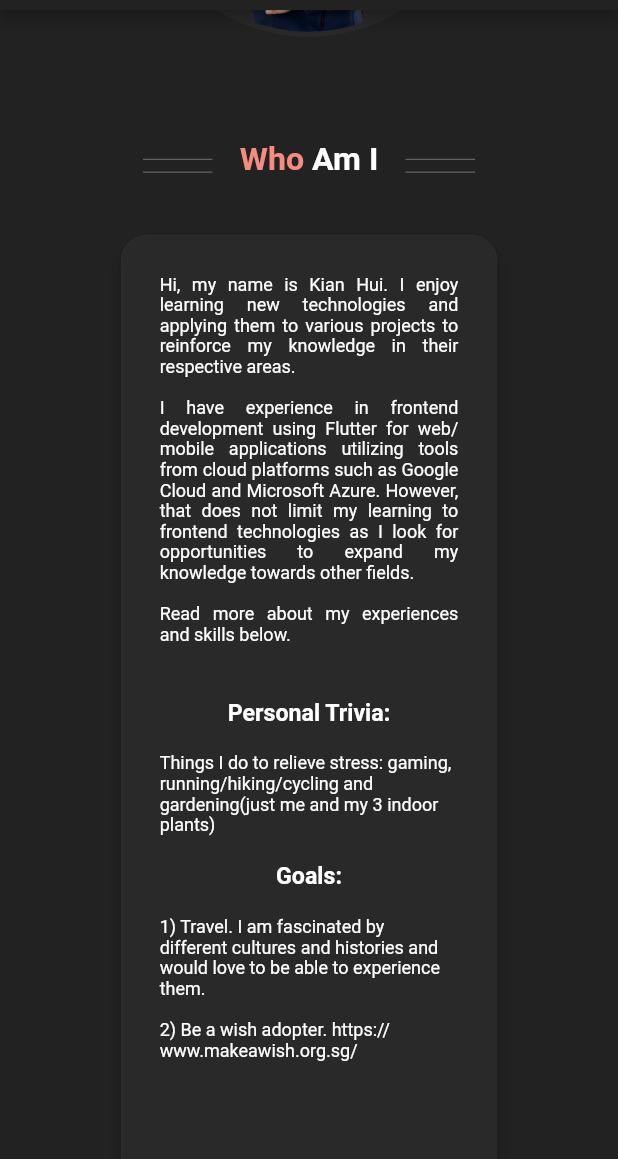
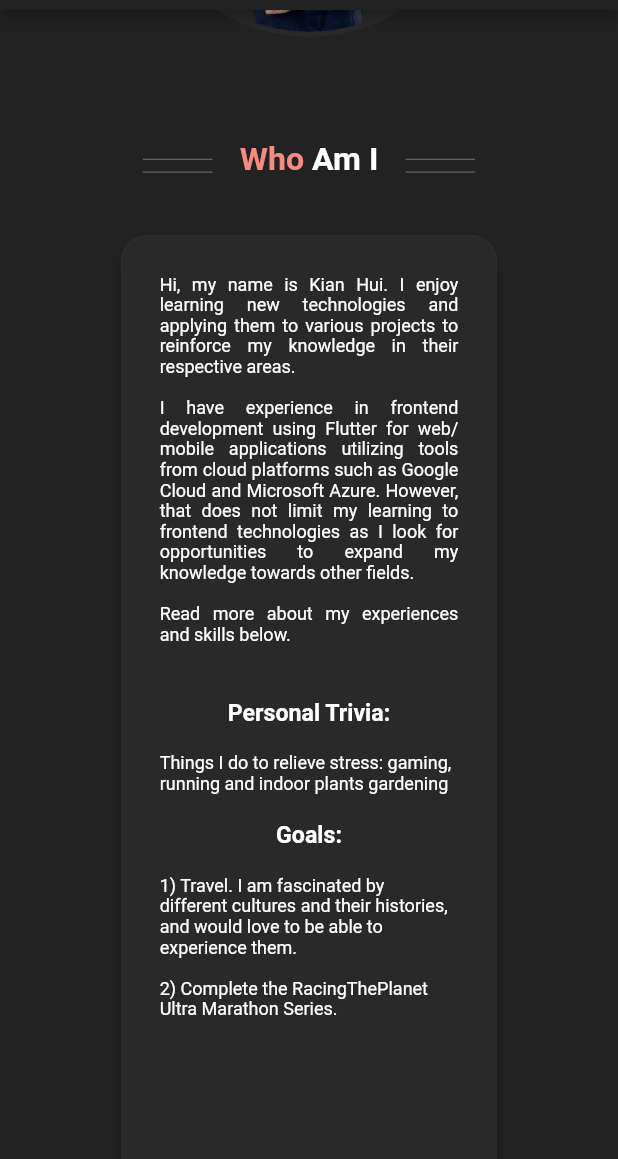
Before and after one commit to Kwang-Kian-Hui/portfolio-website-v2-flutter, a Flutter app: the screen it shows after launch, scrolled down 1152 dp, after a tap on "Experiences", on a phone screen of 412 x 824 dp, the part 62-1221 px from its top. Run offline on Flutter 3.47's test engine with Material 2 defaults, Android fonts, the phone set to English and light mode, and no system bars; drawn by our look-alikes of scrollable_positioned_list; our stand-ins replace animated_background, carousel_slider, dotted_border, flutter_inset_box_shadow, flutter_riverpod, responsive_framework.

Commit message:
Minor changes
1) refactoring
2) about me description

```diff
--- a/lib/core/presentation/app_bar_widget.dart
+++ b/lib/core/presentation/app_bar_widget.dart
@@ -17,13 +17,13 @@ class AppBarWidget extends ConsumerStatefulWidget with PreferredSizeWidget {
 class AppBarWidgetState extends ConsumerState<AppBarWidget> {
   bool hoverOnIcon = false;
   bool hoverOnAbout = false;
-  bool hoverOnExp = false;
-  bool hoverOnProj = false;
+  bool hoverOnExperience = false;
+  bool hoverOnProject = false;
 
   @override
   Widget build(BuildContext context) {
     return AppBar(
-      backgroundColor: const Color(0xff222222),
+      backgroundColor: AppStyles.mainAppColour,
       title: SizedBox(
         height: 75,
         child: Row(
@@ -99,12 +99,12 @@ class AppBarWidgetState extends ConsumerState<AppBarWidget> {
             MouseRegion(
               onEnter: (pointerEvent){
                   setState(() {
-                    hoverOnExp = true;
+                    hoverOnExperience = true;
                   });
                 },
                 onExit: (pointerEvent){
                   setState((){
-                    hoverOnExp = false;
+                    hoverOnExperience = false;
                   });
                 },
               cursor: SystemMouseCursors.click,
@@ -121,7 +121,7 @@ class AppBarWidgetState extends ConsumerState<AppBarWidget> {
                   alignment: Alignment.center,
                   child: Text(
                     "Experiences",
-                    style: hoverOnExp ? AppStyles.roboto20Colored : AppStyles.roboto20,
+                    style: hoverOnExperience ? AppStyles.roboto20Colored : AppStyles.roboto20,
                   ),
                 ),
               ),
@@ -129,12 +129,12 @@ class AppBarWidgetState extends ConsumerState<AppBarWidget> {
             MouseRegion(
               onEnter: (pointerEvent){
                   setState(() {
-                    hoverOnProj = true;
+                    hoverOnProject = true;
                   });
                 },
                 onExit: (pointerEvent){
                   setState((){
-                    hoverOnProj = false;
+                    hoverOnProject = false;
                   });
                 },
               cursor: SystemMouseCursors.click,
@@ -151,7 +151,7 @@ class AppBarWidgetState extends ConsumerState<AppBarWidget> {
                   alignment: Alignment.center,
                   child: Text(
                     "Projects",
-                    style: hoverOnProj ? AppStyles.roboto20Colored : AppStyles.roboto20,
+                    style: hoverOnProject ? AppStyles.roboto20Colored : AppStyles.roboto20,
                   ),
                 ),
               ),
--- a/lib/core/presentation/components/about_me_widget.dart
+++ b/lib/core/presentation/components/about_me_widget.dart
@@ -1,5 +1,6 @@
 import 'package:flutter/material.dart';
 import 'package:flutter_portfolio_website/core/presentation/const/styles.dart';
+import 'package:flutter_portfolio_website/core/shared/const.dart';
 import 'package:responsive_framework/responsive_framework.dart';
 
 class AboutMeWidget extends StatefulWidget {
@@ -34,10 +35,10 @@ class _AboutMeWidgetState extends State<AboutMeWidget> {
                 height: double.infinity,
                 width: double.infinity,
                 child: CircleAvatar(
-                  backgroundColor: const Color(0xff292929),
+                  backgroundColor: AppStyles.containerColour,
                   child: Card(
                     elevation: 2,
-                    color: const Color(0xff292929),
+                    color: AppStyles.containerColour,
                     shadowColor: Colors.transparent,
                     borderOnForeground: false,
                     shape: RoundedRectangleBorder(
@@ -122,7 +123,7 @@ class _AboutMeWidgetState extends State<AboutMeWidget> {
                         width: 150,
                         height: 190,
                         alignment: Alignment.center,
-                        color: const Color(0xff222222),
+                        color: AppStyles.mainAppColour,
                         child: Row(
                           mainAxisAlignment: MainAxisAlignment.center,
                           children: const [
@@ -147,10 +148,9 @@ class _AboutMeWidgetState extends State<AboutMeWidget> {
                         ),
                         child: Container(
                           decoration: BoxDecoration(
-                            color: const Color(0xff292929),
+                            color: AppStyles.containerColour,
                             borderRadius: BorderRadius.circular(20),
                           ),
-                          // height: getWidgetHeight(),
                           padding: const EdgeInsets.symmetric(
                               vertical: 30, horizontal: 30),
                           alignment: Alignment.topCenter,
@@ -158,12 +158,7 @@ class _AboutMeWidgetState extends State<AboutMeWidget> {
                             child: Column(
                               children: const [
                                 Text(
-                                  "Hi, my name is Kian Hui. I enjoy learning new technologies and applying them "
-                                  "to various projects to reinforce my knowledge in their respective areas."
-                                  "\n\nI have experience in frontend development using Flutter for web/mobile applications utilizing tools from "
-                                  "cloud platforms such as Google Cloud and Microsoft Azure. However, that does not limit my learning to frontend "
-                                  "technologies as I look for opportunities to expand my knowledge towards other fields."
-                                  "\n\nRead more about my experiences and skills below.",
+                                  ConstObjects.aboutMeDescription,
                                   maxLines: 35,
                                   style: AppStyles.roboto14,
                                   textAlign: TextAlign.justify,
@@ -175,7 +170,7 @@ class _AboutMeWidgetState extends State<AboutMeWidget> {
                                 SizedBox(
                                   width: double.infinity,
                                   child: Text(
-                                    "Things I do to relieve stress: gaming, running/hiking/cycling and gardening(just me and my 3 indoor plants)",
+                                    ConstObjects.aboutMeTrivia,
                                     maxLines: 35,
                                     style: AppStyles.roboto14,
                                   ),
@@ -187,8 +182,7 @@ class _AboutMeWidgetState extends State<AboutMeWidget> {
                                 SizedBox(
                                   width: double.infinity,
                                   child: SelectableText(
-                                    "1) Travel. I am fascinated by different cultures and histories and would love to be able to experience them."
-                                    "\n\n2) Be a wish adopter. https://www.makeawish.org.sg/",
+                                    ConstObjects.aboutMeGoals,
                                     maxLines: 35,
                                     style: AppStyles.roboto14,
                                   ),
--- a/lib/core/presentation/components/experiences_widget.dart
+++ b/lib/core/presentation/components/experiences_widget.dart
@@ -7,6 +7,7 @@ import 'package:flutter_portfolio_website/core/presentation/components/sub_compo
 import 'package:flutter_portfolio_website/core/presentation/components/sub_components/empty_selection_edu.dart';
 import 'package:flutter_portfolio_website/core/presentation/components/sub_components/empty_selection_exp.dart';
 import 'package:flutter_portfolio_website/core/presentation/components/sub_components/experience_detail_widget.dart';
+import 'package:flutter_portfolio_website/core/shared/const.dart';
 import 'package:flutter_portfolio_website/core/shared/providers.dart';
 import 'package:flutter_riverpod/flutter_riverpod.dart';
 import 'package:responsive_framework/responsive_framework.dart';
@@ -131,7 +132,7 @@ class ExperiencesWidgetState extends ConsumerState<ExperiencesWidget> {
                       width: 250,
                       height: 190,
                       alignment: Alignment.center,
-                      color: const Color(0xff222222),
+                      color: AppStyles.mainAppColour,
                       child: Row(
                         mainAxisAlignment: MainAxisAlignment.center,
                         children: const [
@@ -147,7 +148,7 @@ class ExperiencesWidgetState extends ConsumerState<ExperiencesWidget> {
                     child: Draggable<ExperienceClass>(
                       data: expClassList[0],
                       feedback: const LogoWidget(
-                          logoImagePath: 'assets/images/synpulse8_logo.png',
+                          logoImagePath: ConstObjects.s8Logo,
                           hasBackground: false),
                       childWhenDragging: const SizedBox(),
                       child: GestureDetector(
@@ -155,7 +156,7 @@ class ExperiencesWidgetState extends ConsumerState<ExperiencesWidget> {
                             .read(selectedExperienceIndexProvider.notifier)
                             .change(1),
                         child: const LogoWidget(
-                          logoImagePath: 'assets/images/synpulse8_logo.png',
+                          logoImagePath: ConstObjects.s8Logo,
                           hasBackground: false,
                         ),
                       ),
@@ -167,7 +168,7 @@ class ExperiencesWidgetState extends ConsumerState<ExperiencesWidget> {
                     child: Draggable<ExperienceClass>(
                       data: expClassList[1],
                       feedback: const LogoWidget(
-                          logoImagePath: 'assets/images/synpulse8_logo.png',
+                          logoImagePath: ConstObjects.s8Logo,
                           hasBackground: false),
                       childWhenDragging: const SizedBox(),
                       child: GestureDetector(
@@ -175,7 +176,7 @@ class ExperiencesWidgetState extends ConsumerState<ExperiencesWidget> {
                             .read(selectedExperienceIndexProvider.notifier)
                             .change(2),
                         child: const LogoWidget(
-                          logoImagePath: 'assets/images/synpulse8_logo.png',
+                          logoImagePath: ConstObjects.s8Logo,
                           hasBackground: false,
                         ),
                       ),
@@ -188,7 +189,7 @@ class ExperiencesWidgetState extends ConsumerState<ExperiencesWidget> {
                       data: expClassList[2],
                       feedback: const LogoWidget(
                           logoImagePath:
-                              'assets/images/abundant_accounting_logo.png',
+                              ConstObjects.abundantAccountingLogo,
                           hasBackground: true),
                       childWhenDragging: const SizedBox(),
                       child: GestureDetector(
@@ -197,7 +198,7 @@ class ExperiencesWidgetState extends ConsumerState<ExperiencesWidget> {
                             .change(3),
                         child: const LogoWidget(
                           logoImagePath:
-                              'assets/images/abundant_accounting_logo.png',
+                              ConstObjects.abundantAccountingLogo,
                           hasBackground: true,
                         ),
                       ),
@@ -214,7 +215,7 @@ class ExperiencesWidgetState extends ConsumerState<ExperiencesWidget> {
                       ),
                       child: Container(
                         decoration: BoxDecoration(
-                          color: const Color(0xff292929),
+                          color: AppStyles.containerColour,
                           borderRadius: BorderRadius.circular(20),
                         ),
                         height: getWidgetHeight(),
@@ -306,7 +307,7 @@ class ExperiencesWidgetState extends ConsumerState<ExperiencesWidget> {
                       width: 250,
                       height: 190,
                       alignment: Alignment.center,
-                      color: const Color(0xff222222),
+                      color: AppStyles.mainAppColour,
                       child: Row(
                         mainAxisAlignment: MainAxisAlignment.center,
                         children: const [
@@ -323,7 +324,7 @@ class ExperiencesWidgetState extends ConsumerState<ExperiencesWidget> {
                     child: Draggable<EducationClass>(
                       data: eduClassList[0],
                       feedback: const LogoWidget(
-                          logoImagePath: 'assets/images/sim_logo.png',
+                          logoImagePath: ConstObjects.simLogo,
                           hasBackground: true),
                       childWhenDragging: const SizedBox(),
                       child: GestureDetector(
@@ -331,7 +332,7 @@ class ExperiencesWidgetState extends ConsumerState<ExperiencesWidget> {
                             .read(selectedEducationIndexProvider.notifier)
                             .change(1),
                         child: const LogoWidget(
-                            logoImagePath: 'assets/images/sim_logo.png',
+                            logoImagePath: ConstObjects.simLogo,
                             hasBackground: true),
                       ),
                     ),
@@ -342,7 +343,7 @@ class ExperiencesWidgetState extends ConsumerState<ExperiencesWidget> {
                     child: Draggable<EducationClass>(
                       data: eduClassList[1],
                       feedback: const LogoWidget(
-                          logoImagePath: 'assets/images/np_logo.png',
+                          logoImagePath: ConstObjects.npLogo,
                           hasBackground: true),
                       childWhenDragging: const SizedBox(),
                       child: GestureDetector(
@@ -350,7 +351,7 @@ class ExperiencesWidgetState extends ConsumerState<ExperiencesWidget> {
                             .read(selectedEducationIndexProvider.notifier)
                             .change(2),
                         child: const LogoWidget(
-                            logoImagePath: 'assets/images/np_logo.png',
+                            logoImagePath: ConstObjects.npLogo,
                             hasBackground: true),
                       ),
                     ),
@@ -366,7 +367,7 @@ class ExperiencesWidgetState extends ConsumerState<ExperiencesWidget> {
                       ),
                       child: Container(
                         decoration: BoxDecoration(
-                          color: const Color(0xff292929),
+                          color: AppStyles.containerColour,
                           borderRadius: BorderRadius.circular(20),
                         ),
                         height: getWidgetHeight(),
--- a/lib/core/presentation/const/styles.dart
+++ b/lib/core/presentation/const/styles.dart
@@ -1,6 +1,9 @@
 import 'package:flutter/material.dart';
 
 class AppStyles {
+  static const mainAppColour = Color(0xff222222);
+  static const containerColour = Color(0xff292929);
+
   static const webBorderPadding = 60.0;
   static const mobileBorderPadding = 20.0;
 
--- a/lib/core/presentation/main_app_widget.dart
+++ b/lib/core/presentation/main_app_widget.dart
@@ -1,4 +1,5 @@
 import 'package:flutter/material.dart';
+import 'package:flutter_portfolio_website/core/presentation/const/styles.dart';
 import 'package:flutter_portfolio_website/core/presentation/main_page_widget.dart';
 import 'package:responsive_framework/responsive_framework.dart';
 
@@ -16,7 +17,7 @@ class _MainAppWidgetState extends State<MainAppWidget> {
       title: "Kwang Kian Hui",
       theme: ThemeData(
         brightness: Brightness.dark,
-        primaryColor: const Color(0xff222222),
+        primaryColor: AppStyles.mainAppColour,
         fontFamily: 'Roboto',
       ),
       builder: (context, child) => ResponsiveWrapper.builder(
--- a/lib/core/presentation/main_page_widget.dart
+++ b/lib/core/presentation/main_page_widget.dart
@@ -1,4 +1,5 @@
 import 'package:flutter/material.dart';
+import 'package:flutter_portfolio_website/core/presentation/const/styles.dart';
 import 'package:flutter_riverpod/flutter_riverpod.dart';
 import 'package:flutter_portfolio_website/core/presentation/app_bar_widget.dart';
 import 'package:flutter_portfolio_website/core/presentation/components/about_me_widget.dart';
@@ -27,7 +28,7 @@ class MainPageWidgetState extends ConsumerState<MainPageWidget> {
   Widget build(BuildContext context) {
     return Scaffold(
       appBar: const AppBarWidget(),
-      backgroundColor: const Color(0xff222222),
+      backgroundColor: AppStyles.mainAppColour,
       body: SizedBox(
         height: MediaQuery.of(context).size.height * 3,
         child: ScrollablePositionedList.builder(
--- /dev/null
+++ b/lib/core/shared/const.dart
@@ -0,0 +1,21 @@
+class ConstObjects{
+  static const String npLogo = 'assets/images/np_logo.png';
+  static const String simLogo = 'assets/images/sim_logo.png';
+  static const String s8Logo = 'assets/images/synpulse8_logo.png';
+  static const String abundantAccountingLogo = 'assets/images/abundant_accounting_logo.png';
+
+  static const String aboutMeDescription =
+    "Hi, my name is Kian Hui. I enjoy learning new technologies and applying them "
+    "to various projects to reinforce my knowledge in their respective areas."
+    "\n\nI have experience in frontend development using Flutter for web/mobile applications utilizing tools from "
+    "cloud platforms such as Google Cloud and Microsoft Azure. However, that does not limit my learning to frontend "
+    "technologies as I look for opportunities to expand my knowledge towards other fields."
+    "\n\nRead more about my experiences and skills below.";
+
+static const String aboutMeTrivia =
+    "Things I do to relieve stress: gaming, running and indoor plants gardening";
+
+static const String aboutMeGoals =
+    "1) Travel. I am fascinated by different cultures and their histories, and would love to be able to experience them."
+    "\n\n2) Complete the RacingThePlanet Ultra Marathon Series.";
+}
```
